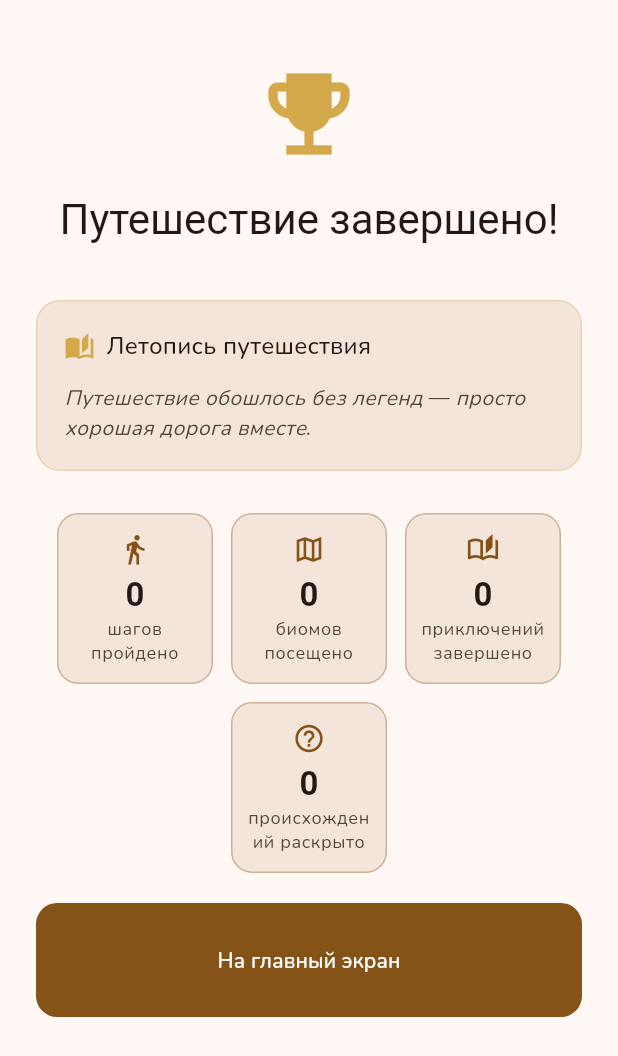
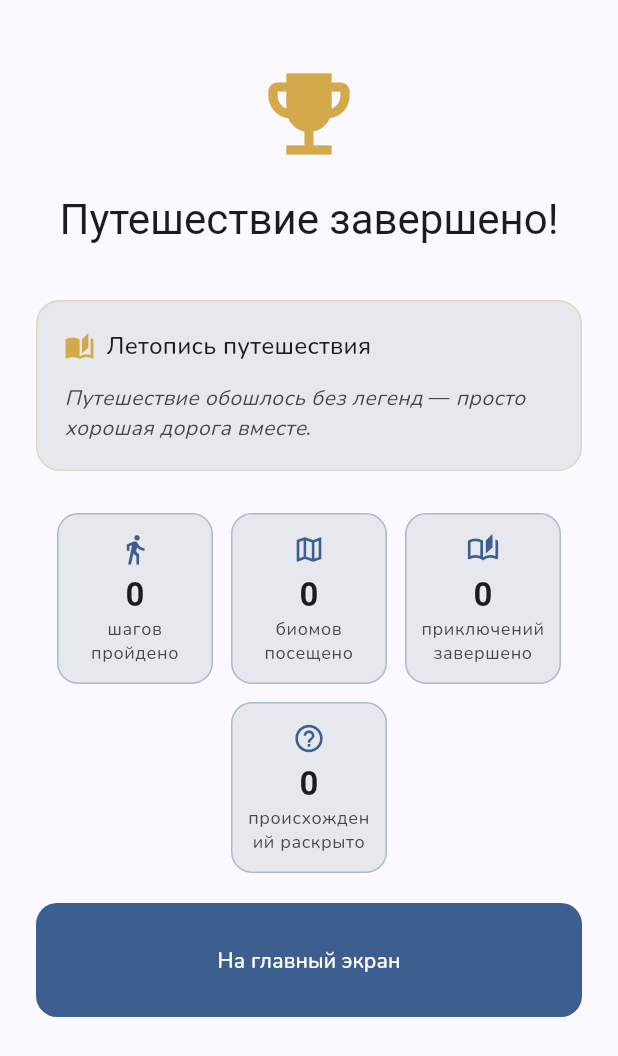
Before and after one commit to DanilinAleksandr/party_quest, a Flutter app: the WinScreen screen opened directly with empty values, on a phone screen of 412 x 824 dp. Shown: the top 1056 px of the screen. Run offline on Flutter 3.47's test engine with Material 3 defaults, Android fonts, the phone set to English and light mode, and no system bars; our stand-ins replace flutter_riverpod, google_fonts; Roboto replaces fonts that are missing (Alegreya).

Commit message:
Reseed the theme in steel, and sit the weather tag on the title's baseline
The seed goes from warm bronze to the same cold grey the hand-drawn
screens already use. Every screen that has not been redrawn yet — card and
participant dialogs, the player profile, the chronicle, the win screen —
inherits its colours through ColorScheme.fromSeed, so they were still
visibly bronze next to a menu and a game screen that had moved on. This
does not restyle them; it stops them being the wrong temperature until
each gets its own pass.

No warm gold in the base palette on purpose. That hue belongs to
AppColors.rarityColor(legendary) and earns its meaning by being the colour
of the rarest thing a player can find.

The weather tag in the scene banner now shares the title's baseline
instead of being centred against its box. Measured on device before and
after: a 25pt title beside an 11pt tag left the tag's baseline 4.5pt above
the title's, which is why it read as floating; both now land on the same
line. The tag's icon stays centred against its own label, which has no
baseline to share.

Co-Authored-By: Claude Opus 5 <noreply@anthropic.com>

```diff
--- a/lib/app/theme/app_theme.dart
+++ b/lib/app/theme/app_theme.dart
@@ -5,11 +5,20 @@ import 'package:google_fonts/google_fonts.dart';
 /// rather than hardcoding them, so the visual identity can change in one
 /// place later.
 ///
-/// Design direction: "dark fantasy, muted" — a dark, warm-bronze seed carries
-/// the whole `ColorScheme` (the "adventurer's camp" feel), while [dark] is
-/// the signature look the app is designed around. [light] exists for
-/// `ThemeMode.system` users but isn't the visual target — it derives from
-/// the same seed rather than a separate palette, so the two never drift.
+/// Design direction: "forged steel" — a cold grey seed carries the whole
+/// `ColorScheme`, matching the screens that have already been drawn by hand
+/// against `SteelPalette`. [dark] is the signature look the app is designed
+/// around. [light] exists for `ThemeMode.system` users but isn't the visual
+/// target — it derives from the same seed rather than a separate palette,
+/// so the two never drift.
+///
+/// Deliberately no warm gold in the base palette. That hue belongs to
+/// `AppColors.rarityColor(Rarity.legendary)`, and it earns its meaning by
+/// being the colour of the rarest thing a player can find — a chrome that
+/// spends it everywhere devalues it before the first card is drawn. The
+/// seed is the same grey `SteelPalette.steelDim` uses, so the screens that
+/// have not been redrawn yet at least sit in the right temperature instead
+/// of staying visibly bronze next to the ones that have.
 ///
 /// Two type faces, not one: [_displayFont] (Alegreya — a literary, dramatic
 /// serif with full Cyrillic support) carries headings/titles, where the
@@ -21,7 +30,7 @@ import 'package:google_fonts/google_fonts.dart';
 /// and a Latin-only face silently falls back to the system sans for every
 /// heading — which is exactly what Cinzel, the previous choice, did.
 abstract final class AppTheme {
-  static const Color _seedColor = Color(0xFFB0793F);
+  static const Color _seedColor = Color(0xFF6B7280);
 
   static final TextTheme _displayFont = GoogleFonts.alegreyaTextTheme();
   static final TextTheme _bodyFont = GoogleFonts.nunitoTextTheme();
```
Also changed, not shown: lib/core/widgets/scene_banner.dart (+30 -2 lines).
